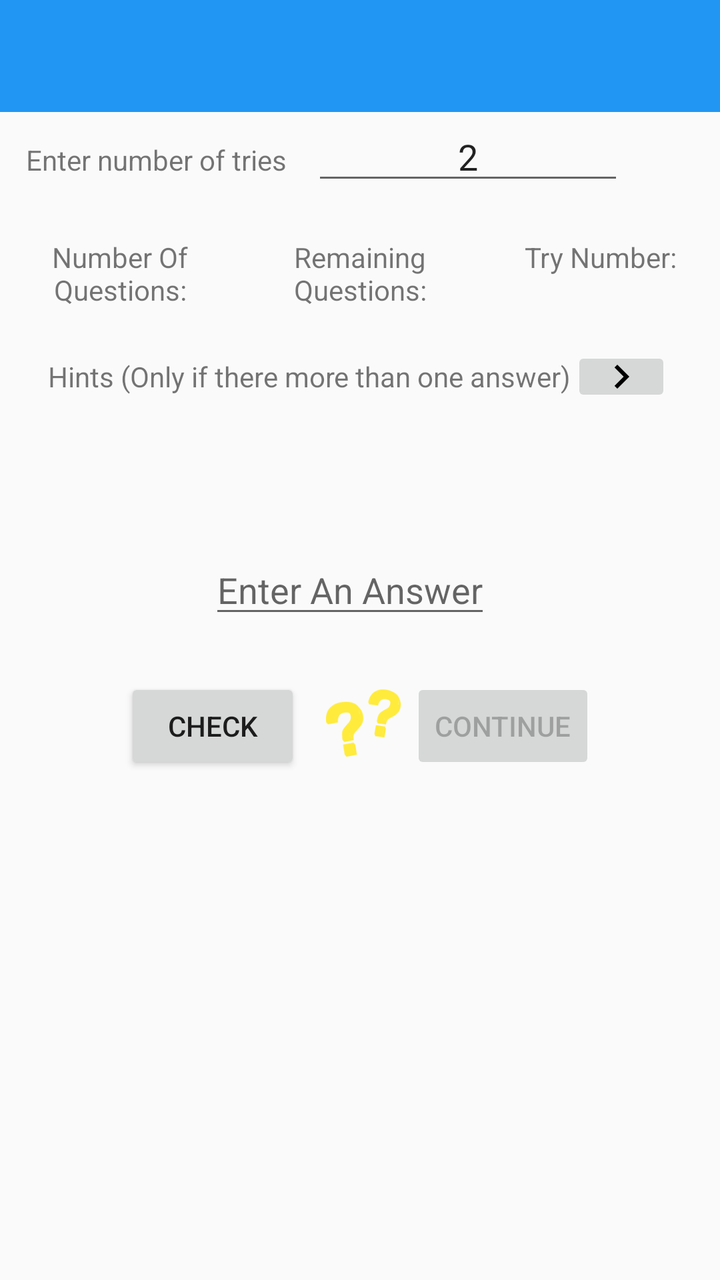
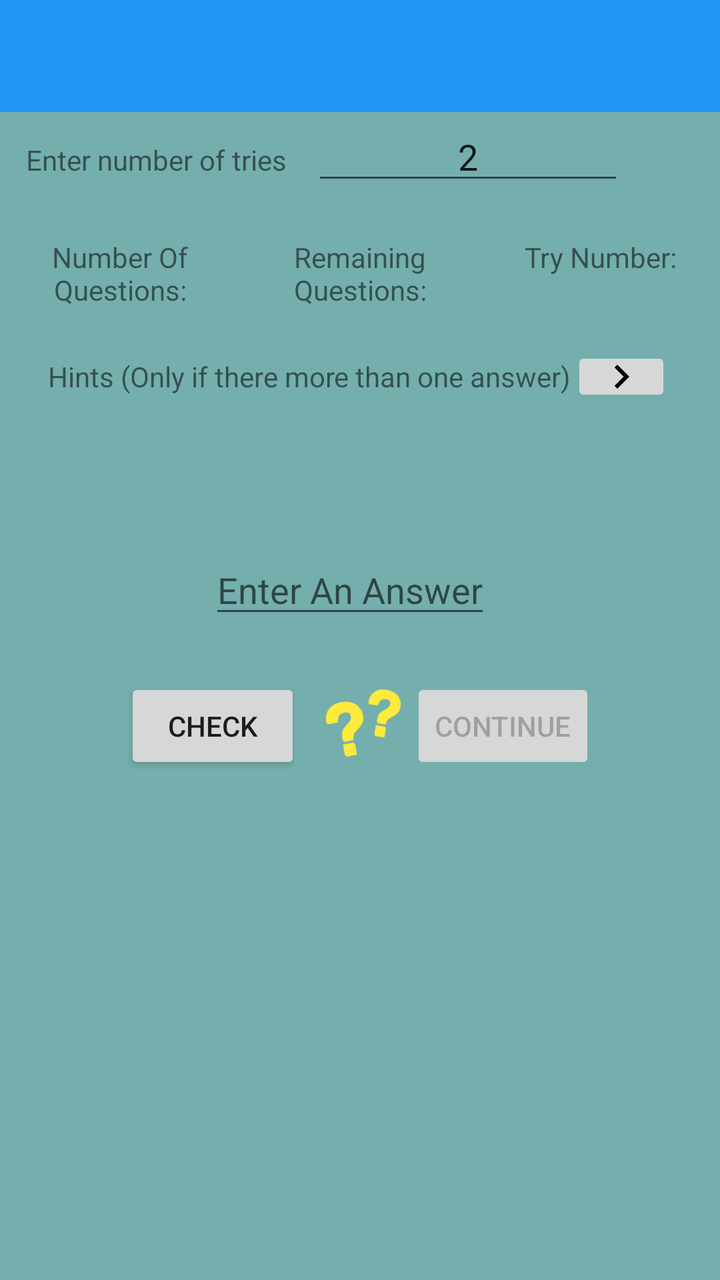

Two renders of the same Android screen: before a commit and after it. Below are the layout's source before the change and the commit's diff.
<!-- AndroidManifest.xml: application theme AppTheme -->
<!-- res/layout/activity_study_during.xml -->
<?xml version="1.0" encoding="utf-8"?>
<LinearLayout xmlns:android="http://schemas.android.com/apk/res/android"
    android:orientation="vertical" android:layout_width="match_parent"
    android:layout_height="match_parent">
    <android.support.v7.widget.Toolbar xmlns:app="http://schemas.android.com/apk/res-auto"
        android:id="@+id/toolbar"
        android:layout_width="fill_parent"
        android:layout_height="?attr/actionBarSize"
        android:background="?attr/colorPrimary"
        android:minHeight="?attr/actionBarSize">


    </android.support.v7.widget.Toolbar>
    <ScrollView
        android:layout_width="match_parent"
        android:layout_height="match_parent">

    <LinearLayout
        android:layout_width="match_parent"
        android:layout_height="wrap_content"
        android:orientation="vertical">

    <LinearLayout
        android:layout_width="match_parent"
        android:layout_height="wrap_content"
        android:layout_marginBottom="15dp">
    <TextView
        android:layout_width="0dp"
        android:layout_height="wrap_content"
        android:layout_weight="1"
        android:gravity="center"
        android:text="@string/enter_tries_number" />
    <EditText
        android:id="@+id/enter_tries"
        android:layout_width="0dp"
        android:layout_height="wrap_content"
        android:layout_weight="1"
        android:gravity="center"
        android:numeric="integer"
        android:text="@string/default_number_of_tries"
        android:imeOptions="flagNoExtractUi"/>
        <ProgressBar
            android:id="@+id/progress_bar"
            android:layout_width="wrap_content"
            android:layout_height="wrap_content"
            android:visibility="invisible"
            />
</LinearLayout>
    <TableLayout
        android:layout_width="match_parent"
        android:layout_height="wrap_content"
        android:layout_gravity="center">

        <TableRow
            android:layout_width="match_parent"
            android:layout_height="match_parent">

            <TextView
                android:layout_width="0dp"
                android:layout_height="wrap_content"
                android:layout_weight="1"
                android:gravity="center"
                android:text="@string/number_of_questions" />

            <TextView
                android:layout_width="0dp"
                android:layout_height="wrap_content"
                android:layout_weight="1"
                android:gravity="center"
                android:text="@string/remaining_questions" />

            <TextView
                android:layout_width="0dp"
                android:layout_height="wrap_content"
                android:layout_weight="1"
                android:gravity="center"
                android:text="@string/try_number" />
        </TableRow>

        <TableRow
            android:layout_width="match_parent"
            android:layout_height="match_parent">

            <TextView
                android:id="@+id/number_of_questions"
                android:layout_width="0dp"
                android:layout_height="wrap_content"
                android:layout_gravity="center"
                android:layout_weight="1"
                android:gravity="center"
                android:textColor="#FF0000" />

            <TextView
                android:id="@+id/remaining_question_counter"
                android:layout_width="0dp"
                android:layout_height="wrap_content"
                android:layout_gravity="center"
                android:layout_weight="1"
                android:gravity="center"
                android:textColor="#FF0000" />

            <TextView
                android:id="@+id/trys"
                android:layout_width="0dp"
                android:layout_height="wrap_content"
                android:layout_gravity="center"
                android:layout_weight="1"
                android:gravity="center"
                android:textColor="#FF0000" />

        </TableRow>

    </TableLayout>
    <TableLayout
        android:layout_width="match_parent"
        android:layout_height="wrap_content"
        android:layout_gravity="center">

        <TableRow
            android:layout_width="match_parent"
            android:layout_height="match_parent"
            android:layout_gravity="center"
            android:gravity="center">

            <TextView
                android:layout_width="match_parent"
                android:layout_height="wrap_content"
                android:layout_gravity="center"
                android:gravity="center"
                android:text="@string/hints" />
            <ImageButton
                android:id="@+id/next_hint"
                android:layout_width="50dp"
                android:layout_height="30dp"
                android:src="@drawable/ic_navigate_next_black_24dp"
                android:enabled="false"/>
        </TableRow>

        <TableRow
            android:layout_width="match_parent"
            android:layout_height="match_parent"
            android:layout_gravity="center"
            android:gravity="center">

            <TextView
                android:id="@+id/hint_if_there_is_more_than_one_answer"
                android:layout_width="match_parent"
                android:layout_height="wrap_content"
                android:layout_gravity="center"
                android:gravity="center" />


        </TableRow>

    </TableLayout>
    <LinearLayout
        android:layout_width="match_parent"
        android:layout_height="wrap_content"
        android:layout_gravity="center"
        android:orientation="vertical">

        

        <TextView
            android:id="@+id/display_question"
            android:layout_width="match_parent"
            android:layout_height="wrap_content"
            android:layout_marginTop="10dp"
            android:gravity="center"
            android:minLines="1"
            android:scrollbarAlwaysDrawVerticalTrack="true"
            android:textSize="30sp" />


    </LinearLayout>

    

    <LinearLayout
        android:layout_width="wrap_content"
        android:layout_height="wrap_content"
        android:layout_gravity="center"
        android:orientation="horizontal"
        android:layout_marginBottom="25dp">

        <EditText
            android:id="@+id/enter_answer"
            android:layout_width="0dp"
            android:layout_height="wrap_content"
            android:layout_gravity="center"
            android:layout_marginRight="10dp"
            android:layout_weight="1"
            android:hint="@string/enter_an_answer"
            android:minLines="1"
            android:enabled="true"
            android:scrollbarAlwaysDrawVerticalTrack="true"
            android:imeOptions="flagNoExtractUi"/>

        

    </LinearLayout>
    <LinearLayout
        android:layout_width="wrap_content"
        android:layout_height="wrap_content"
        android:layout_gravity="center"
        android:orientation="horizontal">

        <Button
            android:id="@+id/check"
            android:layout_width="wrap_content"
            android:layout_height="wrap_content"
            android:layout_gravity="center"
            android:layout_marginEnd="10dp"
            android:layout_marginRight="10dp"
            android:enabled="true"
            android:text="@string/check" />
        <ImageView
            android:id="@+id/image_result"
            android:layout_width="45dp"
            android:layout_height="45dp"
            android:layout_gravity="center"
            android:src="@drawable/ic_question_marks" />
        <Button
            android:id="@+id/_continue"
            android:layout_width="wrap_content"
            android:layout_height="wrap_content"
            android:text="@string/_continue"
            android:enabled="false"/>

    </LinearLayout>
    </LinearLayout>
    </ScrollView>
</LinearLayout>
<!-- resources referenced by this layout -->
<resources>
  <!-- drawable ic_navigate_next_black_24dp: png bitmap (drawable-hdpi, 128 bytes) -->
  <!-- drawable ic_question_marks: png bitmap (drawable-hdpi, 3010 bytes) -->
  <string name="_continue">Continue</string>
  <string name="check">Check</string>
  <string name="default_number_of_tries">2</string>
  <string name="enter_an_answer">Enter An Answer</string>
  <string name="enter_tries_number">Enter number of tries</string>
  <string name="hints">Hints (Only if there more than one answer)</string>
  <string name="number_of_questions">Number Of Questions:</string>
  <string name="remaining_questions">Remaining Questions:</string>
  <string name="try_number">Try Number:</string>
  <style name="AppTheme" parent="MyTheme.Base">
      </style>
  <style name="MyTheme.Base" parent="Theme.AppCompat.Light.DarkActionBar">
          <item name="windowNoTitle">true</item>
          <item name="windowActionBar">false</item>
          <item name="colorPrimary">#2196F3</item>
          <item name="colorPrimaryDark">#1976D2</item>
          <item name="colorAccent">#FF4081</item>
      </style>
</resources>

<!-- the commit's change to res/layout/activity_study_during.xml (unified diff, before → after) -->
@@ -1,7 +1,8 @@
 <?xml version="1.0" encoding="utf-8"?>
 <LinearLayout xmlns:android="http://schemas.android.com/apk/res/android"
     android:orientation="vertical" android:layout_width="match_parent"
-    android:layout_height="match_parent">
+    android:layout_height="match_parent"
+    android:background="#74AFAD">
     <android.support.v7.widget.Toolbar xmlns:app="http://schemas.android.com/apk/res-auto"
         android:id="@+id/toolbar"
         android:layout_width="fill_parent"
@@ -117,6 +118,7 @@
         android:layout_gravity="center">
 
         <TableRow
+            android:id="@+id/hint_table_row"
             android:layout_width="match_parent"
             android:layout_height="match_parent"
             android:layout_gravity="center"
